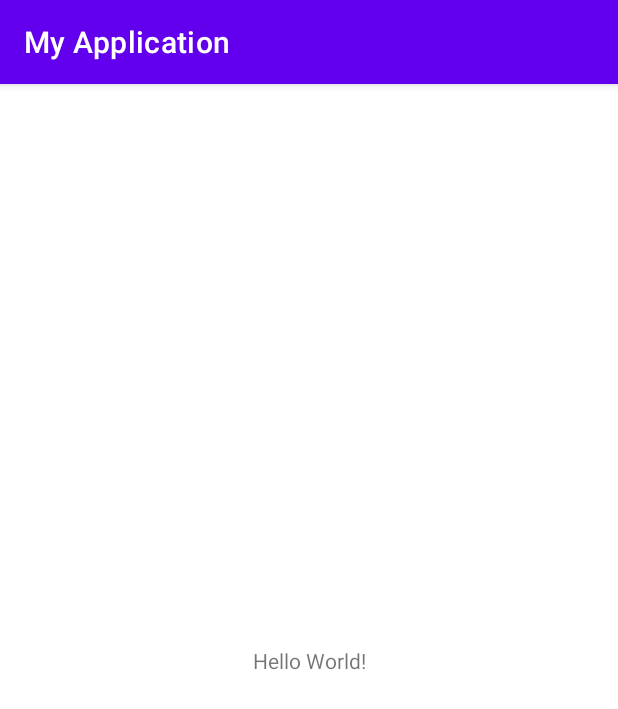
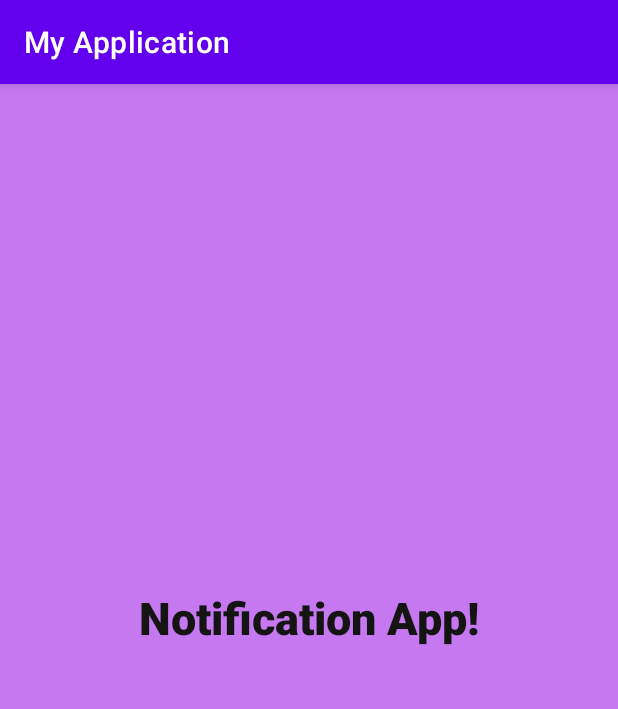
Before and after one commit to acelyanoguz/Notification, an Android app: the screen it shows after launch (MainActivity), on a phone screen of 412 x 824 dp. Shown: the top 709 px of the screen. Run offline under Robolectric (Android 15) with nearby library versions, the phone set to English and light mode, and no system bars.

Commit message:
notification

```diff
--- a/MyApp/app/src/main/java/com/acelyaoguz/myapplication/MainActivity.java
+++ b/MyApp/app/src/main/java/com/acelyaoguz/myapplication/MainActivity.java
@@ -21,7 +21,7 @@ public class MainActivity extends AppCompatActivity {
         PendingIntent sender = PendingIntent.getBroadcast(this, 0, notificationIntent, PendingIntent.FLAG_UPDATE_CURRENT);
 
         Calendar cal = Calendar.getInstance();
-        cal.add(Calendar.SECOND, 2);
+        cal.add(Calendar.SECOND, 5);
 
         if (alarmManager != null) {
             // 1000 milisaniye * 60saniye * 5        5 dakika
--- a/MyApp/app/src/main/java/com/acelyaoguz/myapplication/ResultActivity.java
+++ b/MyApp/app/src/main/java/com/acelyaoguz/myapplication/ResultActivity.java
@@ -8,7 +8,6 @@ public class ResultActivity extends AppCompatActivity {
     @Override
     protected void onCreate(Bundle savedInstanceState) {
         super.onCreate(savedInstanceState);
-        //Bildirime basıldıktan sonra yönlendirileceği sayfa tanımı
-        setContentView(R.layout.result_activity);
+        // yönlendirilecek sayfa
     }
 }
--- /dev/null
+++ b/MyApp/app/src/main/res/drawable/ic_baseline_notifications_active_24.xml
@@ -0,0 +1,5 @@
+<vector android:height="60dp" android:tint="#3CB200"
+    android:viewportHeight="24" android:viewportWidth="24"
+    android:width="60dp" xmlns:android="http://schemas.android.com/apk/res/android">
+    <path android:fillColor="@android:color/white" android:pathData="M7.58,4.08L6.15,2.65C3.75,4.48 2.17,7.3 2.03,10.5h2c0.15,-2.65 1.51,-4.97 3.55,-6.42zM19.97,10.5h2c-0.15,-3.2 -1.73,-6.02 -4.12,-7.85l-1.42,1.43c2.02,1.45 3.39,3.77 3.54,6.42zM18,11c0,-3.07 -1.64,-5.64 -4.5,-6.32L13.5,4c0,-0.83 -0.67,-1.5 -1.5,-1.5s-1.5,0.67 -1.5,1.5v0.68C7.63,5.36 6,7.92 6,11v5l-2,2v1h16v-1l-2,-2v-5zM12,22c0.14,0 0.27,-0.01 0.4,-0.04 0.65,-0.14 1.18,-0.58 1.44,-1.18 0.1,-0.24 0.15,-0.5 0.15,-0.78h-4c0.01,1.1 0.9,2 2.01,2z"/>
+</vector>
--- /dev/null
+++ b/MyApp/app/src/main/res/drawable/notification.xml
@@ -0,0 +1,5 @@
+<vector android:height="24dp" android:tint="#3CB200"
+    android:viewportHeight="24" android:viewportWidth="24"
+    android:width="24dp" xmlns:android="http://schemas.android.com/apk/res/android">
+    <path android:fillColor="@android:color/white" android:pathData="M7.58,4.08L6.15,2.65C3.75,4.48 2.17,7.3 2.03,10.5h2c0.15,-2.65 1.51,-4.97 3.55,-6.42zM19.97,10.5h2c-0.15,-3.2 -1.73,-6.02 -4.12,-7.85l-1.42,1.43c2.02,1.45 3.39,3.77 3.54,6.42zM18,11c0,-3.07 -1.64,-5.64 -4.5,-6.32L13.5,4c0,-0.83 -0.67,-1.5 -1.5,-1.5s-1.5,0.67 -1.5,1.5v0.68C7.63,5.36 6,7.92 6,11v5l-2,2v1h16v-1l-2,-2v-5zM12,22c0.14,0 0.27,-0.01 0.4,-0.04 0.65,-0.14 1.18,-0.58 1.44,-1.18 0.1,-0.24 0.15,-0.5 0.15,-0.78h-4c0.01,1.1 0.9,2 2.01,2z"/>
+</vector>
--- a/MyApp/app/src/main/res/layout/activity_main.xml
+++ b/MyApp/app/src/main/res/layout/activity_main.xml
@@ -4,15 +4,21 @@
     xmlns:tools="http://schemas.android.com/tools"
     android:layout_width="match_parent"
     android:layout_height="match_parent"
+    android:background="#C678F1"
     tools:context=".MainActivity">
 
     <TextView
         android:layout_width="wrap_content"
         android:layout_height="wrap_content"
-        android:text="Hello World!"
+        android:fontFamily="sans-serif-black"
+        android:foregroundTint="@color/white"
+        android:text="Notification App!"
+        android:textColor="#141513"
+        android:textSize="30sp"
         app:layout_constraintBottom_toBottomOf="parent"
         app:layout_constraintLeft_toLeftOf="parent"
         app:layout_constraintRight_toRightOf="parent"
-        app:layout_constraintTop_toTopOf="parent" />
+        app:layout_constraintTop_toTopOf="parent"
+        app:layout_constraintVertical_bias="0.461" />
 
 </androidx.constraintlayout.widget.ConstraintLayout>
```
Also changed, not shown: MyApp/app/src/main/res/layout/result_activity.xml (deleted, +0 -18 lines).
